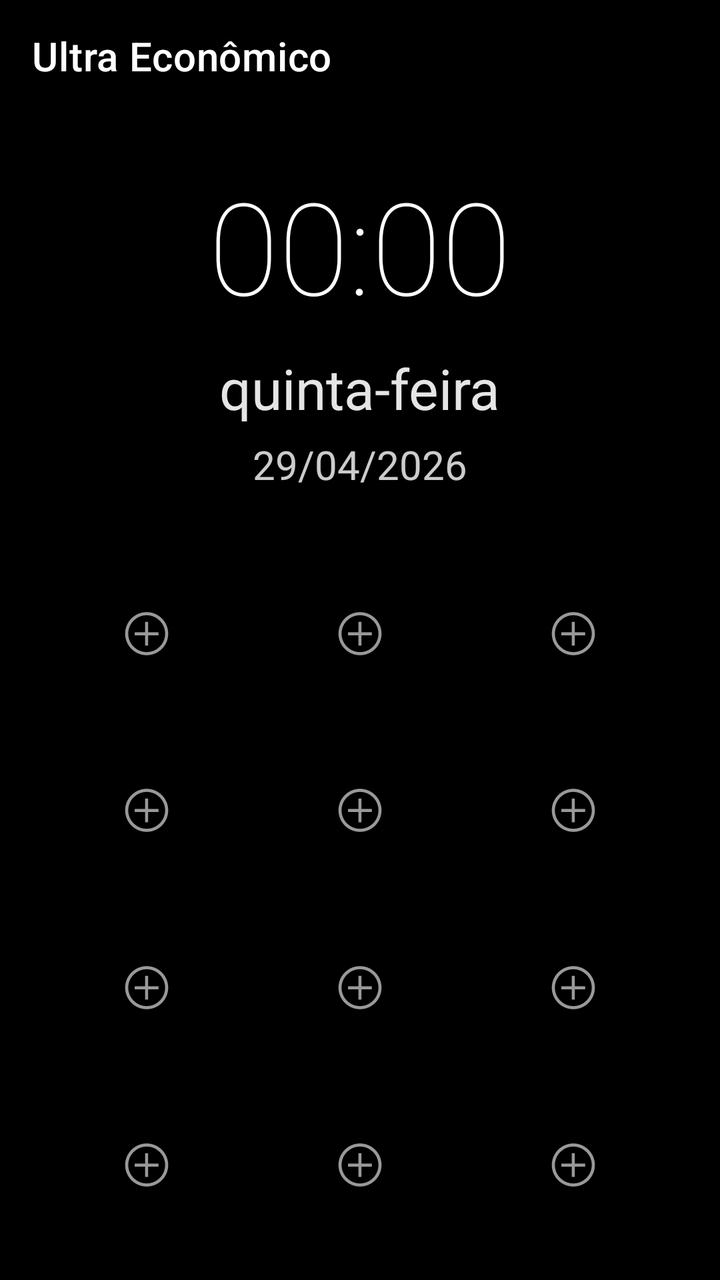
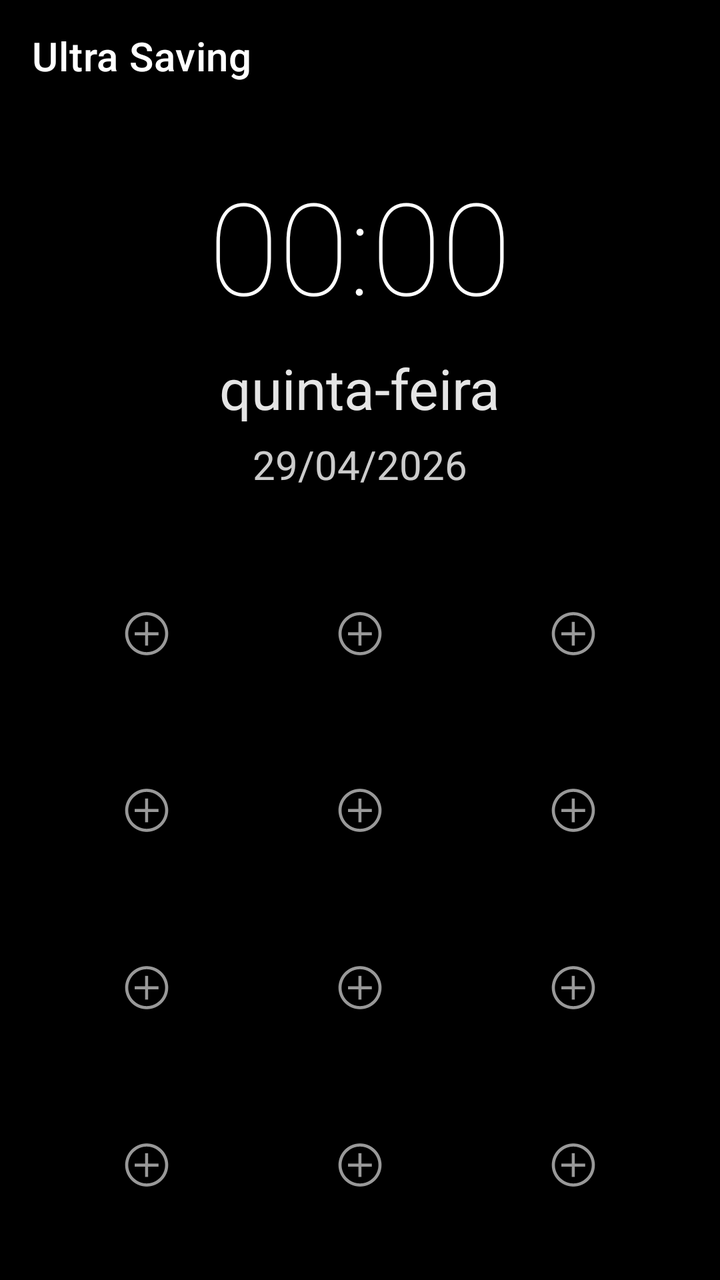

The first picture is an Android layout as it rendered before a commit; the second is the same layout after the commit. The layout source and the unified diff follow.
<!-- AndroidManifest.xml: activity theme Theme.GerenciamentoDeEnergia.UltraLauncher -->
<!-- res/layout/activity_launcher.xml -->
<?xml version="1.0" encoding="utf-8"?>
<LinearLayout xmlns:android="http://schemas.android.com/apk/res/android"
    xmlns:app="http://schemas.android.com/apk/res-auto"
    android:layout_width="match_parent"
    android:layout_height="match_parent"
    android:orientation="vertical"
    android:background="@android:color/black"
    android:fitsSystemWindows="true">

    <com.google.android.material.appbar.MaterialToolbar
        android:id="@+id/toolbar"
        android:layout_width="match_parent"
        android:layout_height="?attr/actionBarSize"
        android:background="@android:color/black"
        app:titleTextColor="@android:color/white"
        app:title="Ultra Econômico" />

    <LinearLayout
        android:layout_width="match_parent"
        android:layout_height="0dp"
        android:layout_weight="1"
        android:orientation="vertical"
        android:gravity="center"
        android:paddingHorizontal="16dp">

        <TextView
            android:id="@+id/tv_time"
            android:layout_width="wrap_content"
            android:layout_height="wrap_content"
            android:text="00:00"
            android:textColor="@android:color/white"
            android:textSize="64sp"
            android:fontFamily="sans-serif-thin"
            android:layout_marginTop="24dp" />

        <TextView
            android:id="@+id/tv_day_of_week"
            android:layout_width="wrap_content"
            android:layout_height="wrap_content"
            android:text="quinta-feira"
            android:textColor="@android:color/white"
            android:textSize="28sp"
            android:layout_marginTop="10dp"
            android:alpha="0.9" />

        <TextView
            android:id="@+id/tv_date"
            android:layout_width="wrap_content"
            android:layout_height="wrap_content"
            android:text="29/04/2026"
            android:textColor="@android:color/white"
            android:textSize="20sp"
            android:layout_marginTop="6dp"
            android:alpha="0.8" />

        <GridLayout
            android:id="@+id/grid_apps"
            android:layout_width="match_parent"
            android:layout_height="0dp"
            android:layout_weight="1"
            android:layout_marginTop="32dp"
            android:columnCount="3"
            android:rowCount="4"
            android:alignmentMode="alignBounds"
            android:padding="4dp">

            
            <LinearLayout
                android:id="@+id/slot_1"
                android:layout_width="0dp"
                android:layout_height="0dp"
                android:layout_columnWeight="1"
                android:layout_rowWeight="1"
                android:orientation="vertical"
                android:gravity="center"
                android:padding="4dp"
                android:background="?attr/selectableItemBackgroundBorderless">
                <ImageView
                    android:id="@+id/app_slot_1"
                    android:layout_width="48dp"
                    android:layout_height="48dp"
                    android:scaleType="centerInside"
                    android:src="@android:drawable/ic_menu_add" />
                <TextView
                    android:id="@+id/app_label_1"
                    android:layout_width="wrap_content"
                    android:layout_height="wrap_content"
                    android:textColor="@android:color/white"
                    android:textSize="12sp"
                    android:maxLines="1"
                    android:ellipsize="end"
                    android:layout_marginTop="2dp" />
            </LinearLayout>

            
            <LinearLayout
                android:id="@+id/slot_2"
                android:layout_width="0dp"
                android:layout_height="0dp"
                android:layout_columnWeight="1"
                android:layout_rowWeight="1"
                android:orientation="vertical"
                android:gravity="center"
                android:padding="4dp"
                android:background="?attr/selectableItemBackgroundBorderless">
                <ImageView
                    android:id="@+id/app_slot_2"
                    android:layout_width="48dp"
                    android:layout_height="48dp"
                    android:scaleType="centerInside"
                    android:src="@android:drawable/ic_menu_add" />
                <TextView
                    android:id="@+id/app_label_2"
                    android:layout_width="wrap_content"
                    android:layout_height="wrap_content"
                    android:textColor="@android:color/white"
                    android:textSize="12sp"
                    android:maxLines="1"
                    android:ellipsize="end"
                    android:layout_marginTop="2dp" />
            </LinearLayout>

            
            <LinearLayout
                android:id="@+id/slot_3"
                android:layout_width="0dp"
                android:layout_height="0dp"
                android:layout_columnWeight="1"
                android:layout_rowWeight="1"
                android:orientation="vertical"
                android:gravity="center"
                android:padding="4dp"
                android:background="?attr/selectableItemBackgroundBorderless">
                <ImageView
                    android:id="@+id/app_slot_3"
                    android:layout_width="48dp"
                    android:layout_height="48dp"
                    android:scaleType="centerInside"
                    android:src="@android:drawable/ic_menu_add" />
                <TextView
                    android:id="@+id/app_label_3"
                    android:layout_width="wrap_content"
                    android:layout_height="wrap_content"
                    android:textColor="@android:color/white"
                    android:textSize="12sp"
                    android:maxLines="1"
                    android:ellipsize="end"
                    android:layout_marginTop="2dp" />
            </LinearLayout>

            
            <LinearLayout
                android:id="@+id/slot_4"
                android:layout_width="0dp"
                android:layout_height="0dp"
                android:layout_columnWeight="1"
                android:layout_rowWeight="1"
                android:orientation="vertical"
                android:gravity="center"
                android:padding="4dp"
                android:background="?attr/selectableItemBackgroundBorderless">
                <ImageView
                    android:id="@+id/app_slot_4"
                    android:layout_width="48dp"
                    android:layout_height="48dp"
                    android:scaleType="centerInside"
                    android:src="@android:drawable/ic_menu_add" />
                <TextView
                    android:id="@+id/app_label_4"
                    android:layout_width="wrap_content"
                    android:layout_height="wrap_content"
                    android:textColor="@android:color/white"
                    android:textSize="12sp"
                    android:maxLines="1"
                    android:ellipsize="end"
                    android:layout_marginTop="2dp" />
            </LinearLayout>

            
            <LinearLayout
                android:id="@+id/slot_5"
                android:layout_width="0dp"
                android:layout_height="0dp"
                android:layout_columnWeight="1"
                android:layout_rowWeight="1"
                android:orientation="vertical"
                android:gravity="center"
                android:padding="4dp"
                android:background="?attr/selectableItemBackgroundBorderless">
                <ImageView
                    android:id="@+id/app_slot_5"
                    android:layout_width="48dp"
                    android:layout_height="48dp"
                    android:scaleType="centerInside"
                    android:src="@android:drawable/ic_menu_add" />
                <TextView
                    android:id="@+id/app_label_5"
                    android:layout_width="wrap_content"
                    android:layout_height="wrap_content"
                    android:textColor="@android:color/white"
                    android:textSize="12sp"
                    android:maxLines="1"
                    android:ellipsize="end"
                    android:layout_marginTop="2dp" />
            </LinearLayout>

            
            <LinearLayout
                android:id="@+id/slot_6"
                android:layout_width="0dp"
                android:layout_height="0dp"
                android:layout_columnWeight="1"
                android:layout_rowWeight="1"
                android:orientation="vertical"
                android:gravity="center"
                android:padding="4dp"
                android:background="?attr/selectableItemBackgroundBorderless">
                <ImageView
                    android:id="@+id/app_slot_6"
                    android:layout_width="48dp"
                    android:layout_height="48dp"
                    android:scaleType="centerInside"
                    android:src="@android:drawable/ic_menu_add" />
                <TextView
                    android:id="@+id/app_label_6"
                    android:layout_width="wrap_content"
                    android:layout_height="wrap_content"
                    android:textColor="@android:color/white"
                    android:textSize="12sp"
                    android:maxLines="1"
                    android:ellipsize="end"
                    android:layout_marginTop="2dp" />
            </LinearLayout>

            
            <LinearLayout
                android:id="@+id/slot_7"
                android:layout_width="0dp"
                android:layout_height="0dp"
                android:layout_columnWeight="1"
                android:layout_rowWeight="1"
                android:orientation="vertical"
                android:gravity="center"
                android:padding="4dp"
                android:background="?attr/selectableItemBackgroundBorderless">
                <ImageView
                    android:id="@+id/app_slot_7"
                    android:layout_width="48dp"
                    android:layout_height="48dp"
                    android:scaleType="centerInside"
                    android:src="@android:drawable/ic_menu_add" />
                <TextView
                    android:id="@+id/app_label_7"
                    android:layout_width="wrap_content"
                    android:layout_height="wrap_content"
                    android:textColor="@android:color/white"
                    android:textSize="12sp"
                    android:maxLines="1"
                    android:ellipsize="end"
                    android:layout_marginTop="2dp" />
            </LinearLayout>

            
            <LinearLayout
                android:id="@+id/slot_8"
                android:layout_width="0dp"
                android:layout_height="0dp"
                android:layout_columnWeight="1"
                android:layout_rowWeight="1"
                android:orientation="vertical"
                android:gravity="center"
                android:padding="4dp"
                android:background="?attr/selectableItemBackgroundBorderless">
                <ImageView
                    android:id="@+id/app_slot_8"
                    android:layout_width="48dp"
                    android:layout_height="48dp"
                    android:scaleType="centerInside"
                    android:src="@android:drawable/ic_menu_add" />
                <TextView
                    android:id="@+id/app_label_8"
                    android:layout_width="wrap_content"
                    android:layout_height="wrap_content"
                    android:textColor="@android:color/white"
                    android:textSize="12sp"
                    android:maxLines="1"
                    android:ellipsize="end"
                    android:layout_marginTop="2dp" />
            </LinearLayout>

            
            <LinearLayout
                android:id="@+id/slot_9"
                android:layout_width="0dp"
                android:layout_height="0dp"
                android:layout_columnWeight="1"
                android:layout_rowWeight="1"
                android:orientation="vertical"
                android:gravity="center"
                android:padding="4dp"
                android:background="?attr/selectableItemBackgroundBorderless">
                <ImageView
                    android:id="@+id/app_slot_9"
                    android:layout_width="48dp"
                    android:layout_height="48dp"
                    android:scaleType="centerInside"
                    android:src="@android:drawable/ic_menu_add" />
                <TextView
                    android:id="@+id/app_label_9"
                    android:layout_width="wrap_content"
                    android:layout_height="wrap_content"
                    android:textColor="@android:color/white"
                    android:textSize="12sp"
                    android:maxLines="1"
                    android:ellipsize="end"
                    android:layout_marginTop="2dp" />
            </LinearLayout>

            
            <LinearLayout
                android:id="@+id/slot_10"
                android:layout_width="0dp"
                android:layout_height="0dp"
                android:layout_columnWeight="1"
                android:layout_rowWeight="1"
                android:orientation="vertical"
                android:gravity="center"
                android:padding="4dp"
                android:background="?attr/selectableItemBackgroundBorderless">
                <ImageView
                    android:id="@+id/app_slot_10"
                    android:layout_width="48dp"
                    android:layout_height="48dp"
                    android:scaleType="centerInside"
                    android:src="@android:drawable/ic_menu_add" />
                <TextView
                    android:id="@+id/app_label_10"
                    android:layout_width="wrap_content"
                    android:layout_height="wrap_content"
                    android:textColor="@android:color/white"
                    android:textSize="12sp"
                    android:maxLines="1"
                    android:ellipsize="end"
                    android:layout_marginTop="2dp" />
            </LinearLayout>

            
            <LinearLayout
                android:id="@+id/slot_11"
                android:layout_width="0dp"
                android:layout_height="0dp"
                android:layout_columnWeight="1"
                android:layout_rowWeight="1"
                android:orientation="vertical"
                android:gravity="center"
                android:padding="4dp"
                android:background="?attr/selectableItemBackgroundBorderless">
                <ImageView
                    android:id="@+id/app_slot_11"
                    android:layout_width="48dp"
                    android:layout_height="48dp"
                    android:scaleType="centerInside"
                    android:src="@android:drawable/ic_menu_add" />
                <TextView
                    android:id="@+id/app_label_11"
                    android:layout_width="wrap_content"
                    android:layout_height="wrap_content"
                    android:textColor="@android:color/white"
                    android:textSize="12sp"
                    android:maxLines="1"
                    android:ellipsize="end"
                    android:layout_marginTop="2dp" />
            </LinearLayout>

            
            <LinearLayout
                android:id="@+id/slot_12"
                android:layout_width="0dp"
                android:layout_height="0dp"
                android:layout_columnWeight="1"
                android:layout_rowWeight="1"
                android:orientation="vertical"
                android:gravity="center"
                android:padding="4dp"
                android:background="?attr/selectableItemBackgroundBorderless">
                <ImageView
                    android:id="@+id/app_slot_12"
                    android:layout_width="48dp"
                    android:layout_height="48dp"
                    android:scaleType="centerInside"
                    android:src="@android:drawable/ic_menu_add" />
                <TextView
                    android:id="@+id/app_label_12"
                    android:layout_width="wrap_content"
                    android:layout_height="wrap_content"
                    android:textColor="@android:color/white"
                    android:textSize="12sp"
                    android:maxLines="1"
                    android:ellipsize="end"
                    android:layout_marginTop="2dp" />
            </LinearLayout>

        </GridLayout>
    </LinearLayout>
</LinearLayout>
<!-- resources referenced by this layout -->
<resources>
  <style name="Theme.GerenciamentoDeEnergia.UltraLauncher" parent="Theme.MaterialComponents.DayNight.NoActionBar">
          <item name="android:windowBackground">@android:color/black</item>
          <item name="android:colorBackground">@android:color/black</item>
          <item name="android:statusBarColor">@android:color/black</item>
          <item name="android:navigationBarColor">@android:color/black</item>
      </style>
</resources>

<!-- the commit's change to res/layout/activity_launcher.xml (unified diff, before → after) -->
@@ -13,7 +13,7 @@
         android:layout_height="?attr/actionBarSize"
         android:background="@android:color/black"
         app:titleTextColor="@android:color/white"
-        app:title="Ultra Econômico" />
+        app:title="@string/launcher_title" />
 
     <LinearLayout
         android:layout_width="match_parent"
<!-- resource entries referenced after the edit -->
@@ -1,5 +1,6 @@
 <!-- resources referenced by this layout -->
 <resources>
+  <string name="launcher_title">Ultra Saving</string>
   <style name="Theme.GerenciamentoDeEnergia.UltraLauncher" parent="Theme.MaterialComponents.DayNight.NoActionBar">
           <item name="android:windowBackground">@android:color/black</item>
           <item name="android:colorBackground">@android:color/black</item>
